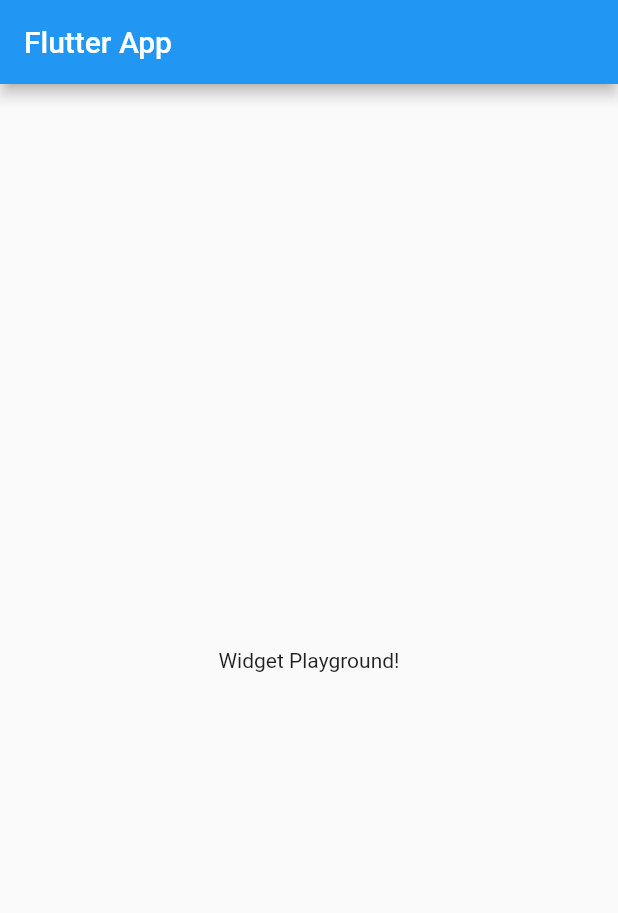
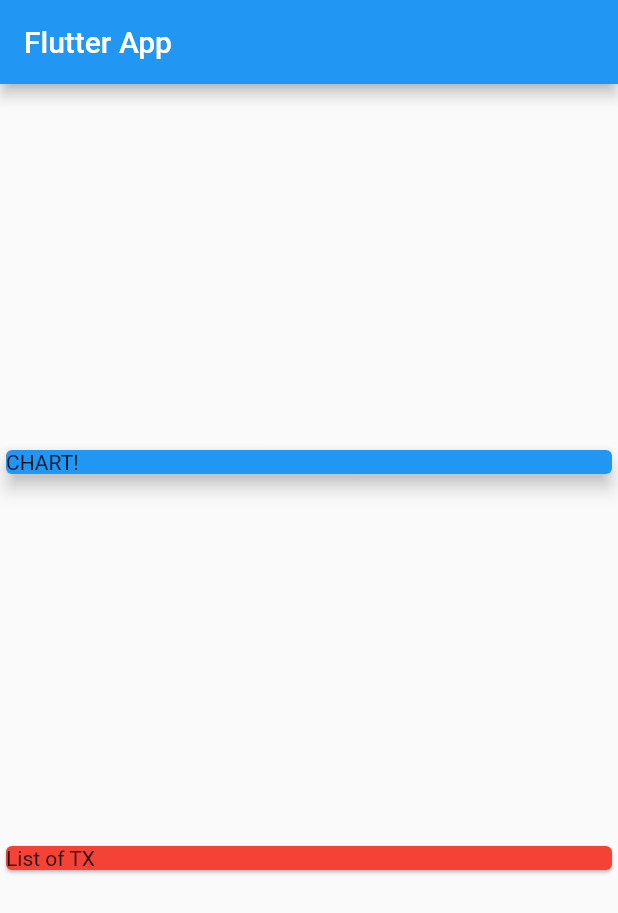
Before and after one commit to Jamiemufu/PersonalExpenses, a Flutter app: the screen it shows after launch, on a phone screen of 412 x 824 dp. Shown: the top 913 px of the screen. Run offline on Flutter 3.47's test engine with Material 2 defaults, Android fonts, the phone set to English and light mode, and no system bars.

Commit message:
Added transaction class and set up first widgets

```diff
--- a/lib/main.dart
+++ b/lib/main.dart
@@ -1,4 +1,6 @@
 import 'package:flutter/material.dart';
+
+import './transaction.dart';
 
 void main() => runApp(MyApp());
 
@@ -13,15 +15,47 @@ class MyApp extends StatelessWidget {
 }
 
 class MyHomePage extends StatelessWidget {
+  final List<Transaction> transactions = [
+    Transaction(
+        id: 't1',
+        title: 'Monitor',
+        amount: 142.99,
+        date: DateTime.now()
+    ),
+    Transaction(
+        id: 't2',
+        title: 'Monitor Stand',
+        amount:62.49,
+        date: DateTime.now()
+    ),
+  ];
+
   @override
   Widget build(BuildContext context) {
     return Scaffold(
-      appBar: AppBar(
-        title: Text('Flutter App'),
-      ),
-      body: Center(
-        child: Text('Widget Playground!'),
-      ),
-    );
+        appBar: AppBar(
+          title: Text('Flutter App'),
+        ),
+        // column contains children widgets
+        body: Column(
+            // column and rows are like flexbex - main axis and crossaxis
+            mainAxisAlignment: MainAxisAlignment.spaceEvenly,
+            crossAxisAlignment: CrossAxisAlignment.stretch,
+            children: <Widget>[
+              // you can wrap widgets in a parent such as container
+              // you can use this to set certain properties on that specific widget
+              Container(
+                width: double.infinity,
+                child: Card(
+                  color: Colors.blue,
+                  child: Text("CHART!"),
+                  elevation: 5,
+                ),
+              ),
+              Card(
+                color: Colors.red,
+                child: Text("List of TX"),
+              ),
+            ]));
   }
 }
--- /dev/null
+++ b/lib/transaction.dart
@@ -0,0 +1,15 @@
+import 'package:flutter/foundation.dart';
+
+class Transaction {
+  String id;
+  String title;
+  double amount;
+  DateTime date;
+
+  Transaction({
+    @required this.id,
+    @required this.title,
+    @required this.amount,
+    @required this.date
+  });
+}
```
